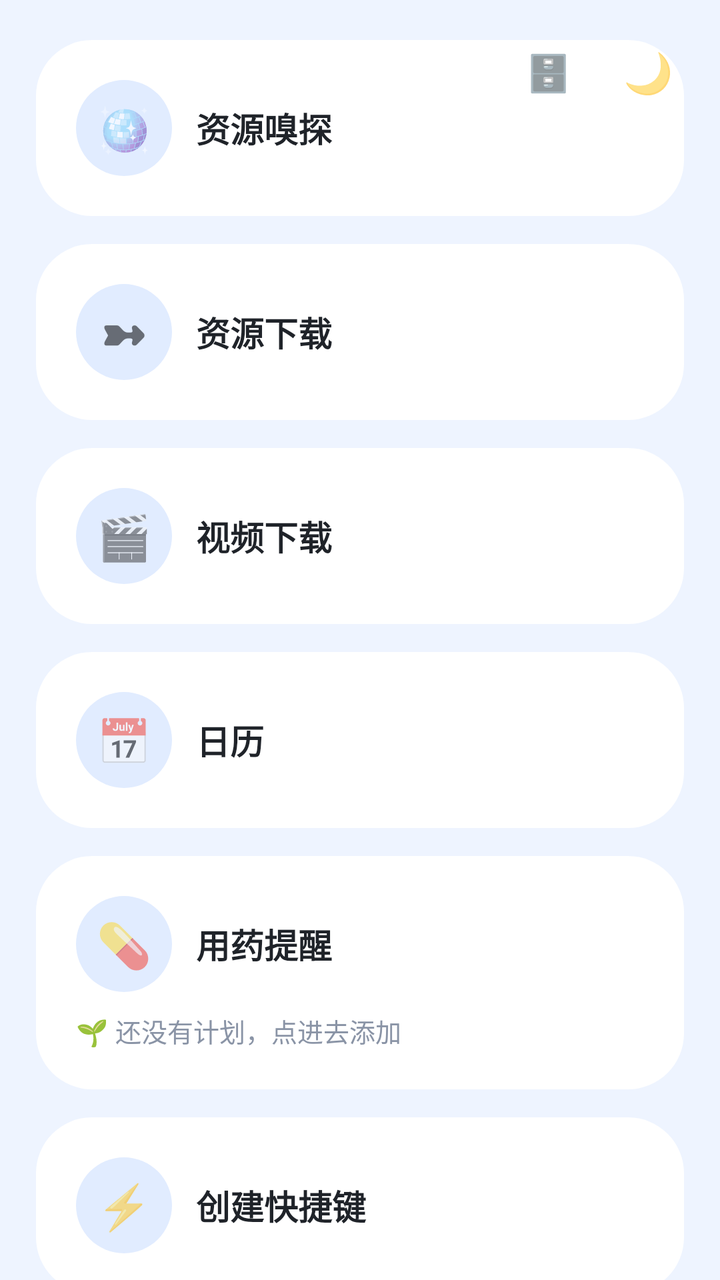
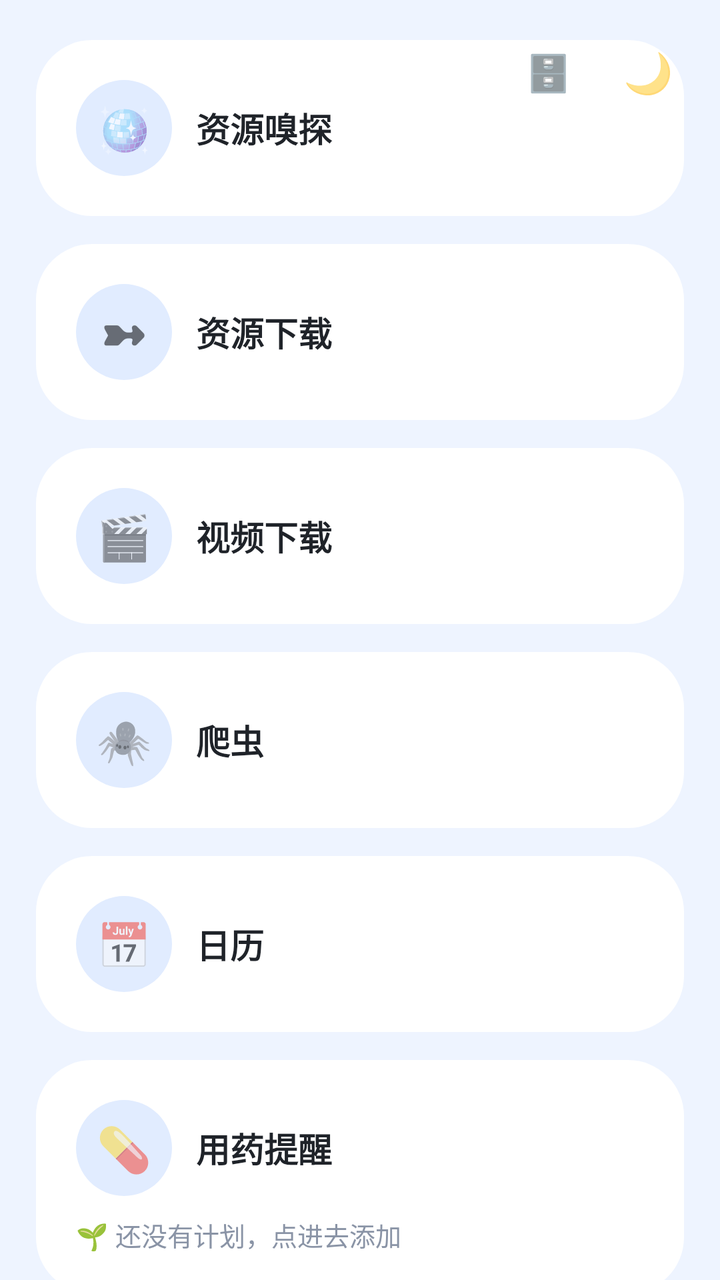

An Android layout rendered at two revisions. The XML below is the earlier revision; the diff shows what the commit changed to produce the second picture.
<!-- AndroidManifest.xml: application theme AppTheme -->
<!-- res/layout/activity_toolbox.xml -->
<?xml version="1.0" encoding="utf-8"?>
<FrameLayout xmlns:android="http://schemas.android.com/apk/res/android"
    android:id="@+id/toolRoot"
    android:layout_width="match_parent" android:layout_height="match_parent">

    <TextView android:id="@+id/lanToggle"
        android:layout_width="44dp" android:layout_height="44dp"
        android:layout_gravity="top|right" android:layout_marginTop="14dp" android:layout_marginRight="64dp"
        android:gravity="center" android:elevation="6dp"
        android:text="🗄️" android:textSize="18sp"/>

    <TextView android:id="@+id/themeToggle"
        android:layout_width="44dp" android:layout_height="44dp"
        android:layout_gravity="top|right" android:layout_margin="14dp"
        android:gravity="center" android:elevation="6dp"
        android:text="🌙" android:textSize="20sp"/>

    <LinearLayout android:id="@+id/toolColumn"
        android:layout_width="match_parent" android:layout_height="match_parent"
        android:orientation="vertical">

        <ScrollView
            android:layout_width="match_parent" android:layout_height="match_parent"
            android:fillViewport="true" android:scrollbars="none">

            <LinearLayout
                android:layout_width="match_parent" android:layout_height="wrap_content"
                android:orientation="vertical"
                android:paddingLeft="18dp" android:paddingRight="18dp"
                android:paddingTop="20dp" android:paddingBottom="150dp">

                <LinearLayout android:tag="card" android:id="@+id/cardPlayer"
                    android:layout_width="match_parent" android:layout_height="wrap_content"
                    android:background="@drawable/bg_card_md3" android:orientation="vertical"
                    android:padding="20dp">
                    <LinearLayout
                        android:layout_width="match_parent" android:layout_height="wrap_content"
                        android:orientation="horizontal" android:gravity="center_vertical">
                        <TextView
                            android:layout_width="48dp" android:layout_height="48dp"
                            android:background="@drawable/bg_btn_md3"
                            android:text="🪩" android:textSize="22sp" android:gravity="center"/>
                        <TextView
                            android:layout_width="0dp" android:layout_height="wrap_content"
                            android:layout_weight="1" android:layout_marginLeft="12dp"
                            android:text="资源嗅探" android:textSize="17sp"
                            android:textStyle="bold" android:tag="title" android:textColor="@color/textMain"/>
                    </LinearLayout>
                </LinearLayout>

                <LinearLayout android:tag="card" android:id="@+id/cardDownload"
                    android:layout_width="match_parent" android:layout_height="wrap_content"
                    android:layout_marginTop="14dp"
                    android:background="@drawable/bg_card_md3" android:orientation="vertical"
                    android:padding="20dp">
                    <LinearLayout
                        android:layout_width="match_parent" android:layout_height="wrap_content"
                        android:orientation="horizontal" android:gravity="center_vertical">
                        <TextView
                            android:layout_width="48dp" android:layout_height="48dp"
                            android:background="@drawable/bg_btn_md3"
                            android:text="➼" android:textSize="22sp" android:gravity="center"/>
                        <TextView
                            android:layout_width="0dp" android:layout_height="wrap_content"
                            android:layout_weight="1" android:layout_marginLeft="12dp"
                            android:text="资源下载" android:textSize="17sp"
                            android:textStyle="bold" android:tag="title" android:textColor="@color/textMain"/>
                    </LinearLayout>
                </LinearLayout>

                <LinearLayout android:tag="card" android:id="@+id/cardVideoDl"
                    android:layout_width="match_parent" android:layout_height="wrap_content"
                    android:layout_marginTop="14dp"
                    android:background="@drawable/bg_card_md3" android:orientation="vertical"
                    android:padding="20dp">
                    <LinearLayout
                        android:layout_width="match_parent" android:layout_height="wrap_content"
                        android:orientation="horizontal" android:gravity="center_vertical">
                        <TextView
                            android:layout_width="48dp" android:layout_height="48dp"
                            android:background="@drawable/bg_btn_md3"
                            android:text="🎬" android:textSize="22sp" android:gravity="center"/>
                        <TextView
                            android:layout_width="0dp" android:layout_height="wrap_content"
                            android:layout_weight="1" android:layout_marginLeft="12dp"
                            android:text="视频下载" android:textSize="17sp"
                            android:textStyle="bold" android:tag="title" android:textColor="@color/textMain"/>
                    </LinearLayout>
                </LinearLayout>

                <LinearLayout android:tag="card" android:id="@+id/calendarCard"
                    android:layout_width="match_parent" android:layout_height="wrap_content"
                    android:layout_marginTop="14dp"
                    android:background="@drawable/bg_card_md3" android:orientation="vertical"
                    android:padding="20dp">
                    <LinearLayout
                        android:layout_width="match_parent" android:layout_height="wrap_content"
                        android:orientation="horizontal" android:gravity="center_vertical">
                        <TextView
                            android:layout_width="48dp" android:layout_height="48dp"
                            android:background="@drawable/bg_btn_md3"
                            android:text="📅" android:textSize="22sp" android:gravity="center"/>
                        <TextView
                            android:layout_width="0dp" android:layout_height="wrap_content"
                            android:layout_weight="1" android:layout_marginLeft="12dp"
                            android:text="日历" android:textSize="17sp"
                            android:textStyle="bold" android:tag="title" android:textColor="@color/textMain"/>
                    </LinearLayout>
                </LinearLayout>

                <LinearLayout android:tag="card" android:id="@+id/cardMed"
                    android:layout_width="match_parent" android:layout_height="wrap_content"
                    android:layout_marginTop="14dp"
                    android:background="@drawable/bg_card_md3" android:orientation="vertical"
                    android:padding="20dp">
                    <LinearLayout
                        android:layout_width="match_parent" android:layout_height="wrap_content"
                        android:orientation="horizontal" android:gravity="center_vertical">
                        <TextView
                            android:layout_width="48dp" android:layout_height="48dp"
                            android:background="@drawable/bg_btn_md3"
                            android:text="💊" android:textSize="22sp" android:gravity="center"/>
                        <TextView
                            android:layout_width="0dp" android:layout_height="wrap_content"
                            android:layout_weight="1" android:layout_marginLeft="12dp"
                            android:text="用药提醒" android:textSize="17sp"
                            android:textStyle="bold" android:tag="title" android:textColor="@color/textMain"/>
                    </LinearLayout>
                    <TextView
                        android:id="@+id/medStatus"
                        android:layout_width="match_parent" android:layout_height="wrap_content"
                        android:layout_marginTop="10dp" android:tag="sub"
                        android:text="🌱 还没有计划，点进去添加" android:textSize="13sp"
                        android:textColor="#8A94A6"/>
                </LinearLayout>

                <LinearLayout android:tag="card" android:id="@+id/cardShortcut"
                    android:layout_width="match_parent" android:layout_height="wrap_content"
                    android:layout_marginTop="14dp"
                    android:background="@drawable/bg_card_md3" android:orientation="vertical"
                    android:padding="20dp">
                    <LinearLayout
                        android:layout_width="match_parent" android:layout_height="wrap_content"
                        android:orientation="horizontal" android:gravity="center_vertical">
                        <TextView
                            android:layout_width="48dp" android:layout_height="48dp"
                            android:background="@drawable/bg_btn_md3"
                            android:text="⚡" android:textSize="22sp" android:gravity="center"/>
                        <TextView
                            android:layout_width="0dp" android:layout_height="wrap_content"
                            android:layout_weight="1" android:layout_marginLeft="12dp"
                            android:text="创建快捷键" android:textSize="17sp"
                            android:textStyle="bold" android:tag="title" android:textColor="@color/textMain"/>
                    </LinearLayout>
                </LinearLayout>

            </LinearLayout>
        </ScrollView>
    </LinearLayout>
</FrameLayout>
<!-- resources referenced by this layout -->
<resources>
  <color name="textMain">#1F2329</color>
  <!-- drawable bg_btn_md3 (drawable) -->
  <?xml version="1.0" encoding="utf-8"?>
  <shape xmlns:android="http://schemas.android.com/apk/res/android">
      <solid android:color="#E1ECFF"/>
      <corners android:radius="24dp"/>
  </shape>
  <!-- drawable bg_card_md3 (drawable) -->
  <?xml version="1.0" encoding="utf-8"?>
  <ripple xmlns:android="http://schemas.android.com/apk/res/android"
      android:color="#224C7DFF">
      <item>
          <shape>
              <solid android:color="#FFFFFF"/>
              <corners android:radius="28dp"/>
          </shape>
      </item>
  </ripple>
  <style name="AppTheme" parent="Theme.MaterialComponents.DayNight.NoActionBar">
          <item name="android:windowFullscreen">true</item>
          <item name="android:windowNoTitle">true</item>
          <item name="android:windowTranslucentNavigation">true</item>
          <item name="android:windowBackground">@color/bg</item>
          <item name="android:colorAccent">@color/blue2</item>
          <item name="colorPrimary">@color/blue2</item>
          <item name="colorSecondary">@color/blue2</item>
          <item name="android:colorControlHighlight">#22315CDE</item>
      </style>
  <color name="bg">#EEF4FF</color>
  <color name="blue2">#1677FF</color>
</resources>

<!-- the commit's change to res/layout/activity_toolbox.xml (unified diff, before → after) -->
@@ -88,6 +88,26 @@
                     </LinearLayout>
                 </LinearLayout>
 
+                <LinearLayout android:tag="card" android:id="@+id/cardSpider"
+                    android:layout_width="match_parent" android:layout_height="wrap_content"
+                    android:layout_marginTop="14dp"
+                    android:background="@drawable/bg_card_md3" android:orientation="vertical"
+                    android:padding="20dp">
+                    <LinearLayout
+                        android:layout_width="match_parent" android:layout_height="wrap_content"
+                        android:orientation="horizontal" android:gravity="center_vertical">
+                        <TextView
+                            android:layout_width="48dp" android:layout_height="48dp"
+                            android:background="@drawable/bg_btn_md3"
+                            android:text="🕷️" android:textSize="22sp" android:gravity="center"/>
+                        <TextView
+                            android:layout_width="0dp" android:layout_height="wrap_content"
+                            android:layout_weight="1" android:layout_marginLeft="12dp"
+                            android:text="爬虫" android:textSize="17sp"
+                            android:textStyle="bold" android:tag="title" android:textColor="@color/textMain"/>
+                    </LinearLayout>
+                </LinearLayout>
+
                 <LinearLayout android:tag="card" android:id="@+id/calendarCard"
                     android:layout_width="match_parent" android:layout_height="wrap_content"
                     android:layout_marginTop="14dp"
